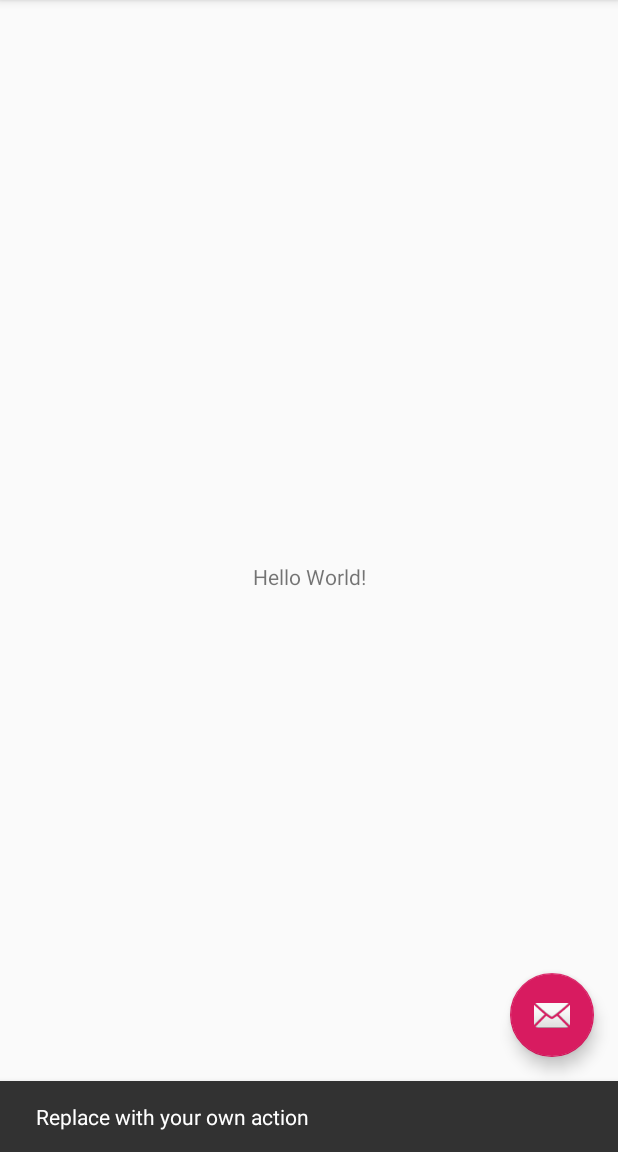
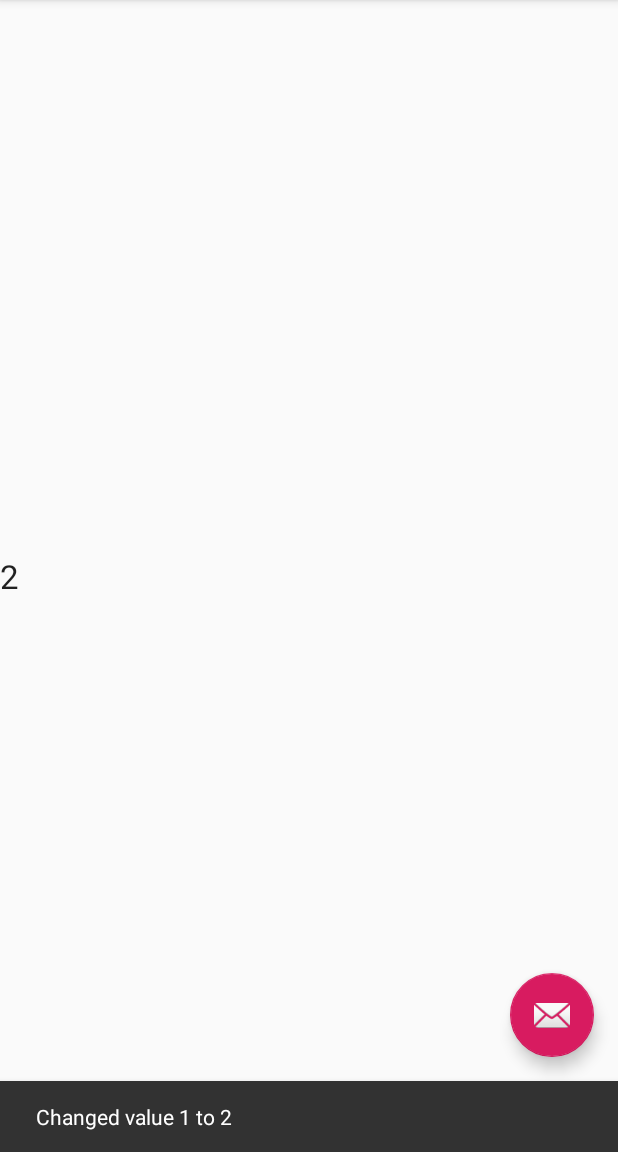
Before and after one commit to Harkirat155/AAD, an Android app: the screen it shows after launch (MainActivity), after a tap on an icon or button, on a phone screen of 412 x 824 dp, the part 84-1236 px from its top. Run offline under Robolectric (Android 15) with nearby library versions, the phone set to English and light mode, and no system bars.

Commit message:
one  of one

```diff
--- a/FirstApp/app/src/main/java/com/example/harkirat155/firstapp/MainActivity.java
+++ b/FirstApp/app/src/main/java/com/example/harkirat155/firstapp/MainActivity.java
@@ -8,6 +8,7 @@ import android.support.v7.widget.Toolbar;
 import android.view.View;
 import android.view.Menu;
 import android.view.MenuItem;
+import android.widget.TextView;
 
 public class MainActivity extends AppCompatActivity {
 
@@ -22,7 +23,14 @@ public class MainActivity extends AppCompatActivity {
         fab.setOnClickListener(new View.OnClickListener() {
             @Override
             public void onClick(View view) {
-                Snackbar.make(view, "Replace with your own action", Snackbar.LENGTH_LONG)
+                TextView textValue = findViewById(R.id.text_value);
+                String stringValue = textValue.getText().toString();
+                int originalValue = Integer.parseInt(stringValue);
+                int newValue = MyWorker.doubleTheValue(originalValue);
+                textValue.setText(Integer.toString(newValue));
+
+
+                Snackbar.make(view, "Changed value " + originalValue + " to " + newValue, Snackbar.LENGTH_LONG)
                         .setAction("Action", null).show();
             }
         });
--- /dev/null
+++ b/FirstApp/app/src/main/java/com/example/harkirat155/firstapp/MyWorker.java
@@ -0,0 +1,7 @@
+package com.example.harkirat155.firstapp;
+
+public class MyWorker {
+    public static int doubleTheValue(int value) {
+        return value*2;
+    }
+}
--- a/FirstApp/app/src/main/res/layout/content_main.xml
+++ b/FirstApp/app/src/main/res/layout/content_main.xml
@@ -9,12 +9,15 @@
     tools:showIn="@layout/activity_main">
 
     <TextView
-        android:layout_width="wrap_content"
+        android:id="@+id/text_value"
+        android:layout_width="0dp"
         android:layout_height="wrap_content"
-        android:text="Hello World!"
+        android:text="1"
+        android:textAppearance="@android:style/TextAppearance.Material.Large"
         app:layout_constraintBottom_toBottomOf="parent"
         app:layout_constraintLeft_toLeftOf="parent"
         app:layout_constraintRight_toRightOf="parent"
-        app:layout_constraintTop_toTopOf="parent" />
+        app:layout_constraintTop_toTopOf="parent"
+        tools:textAlignment="center" />
 
 </android.support.constraint.ConstraintLayout>
```
